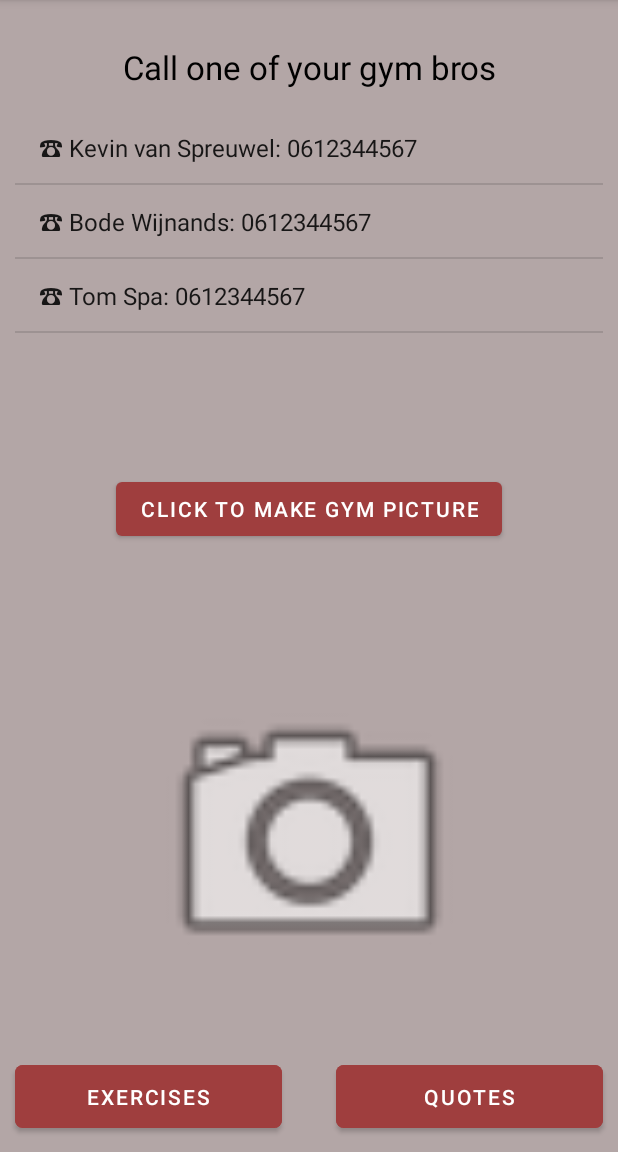
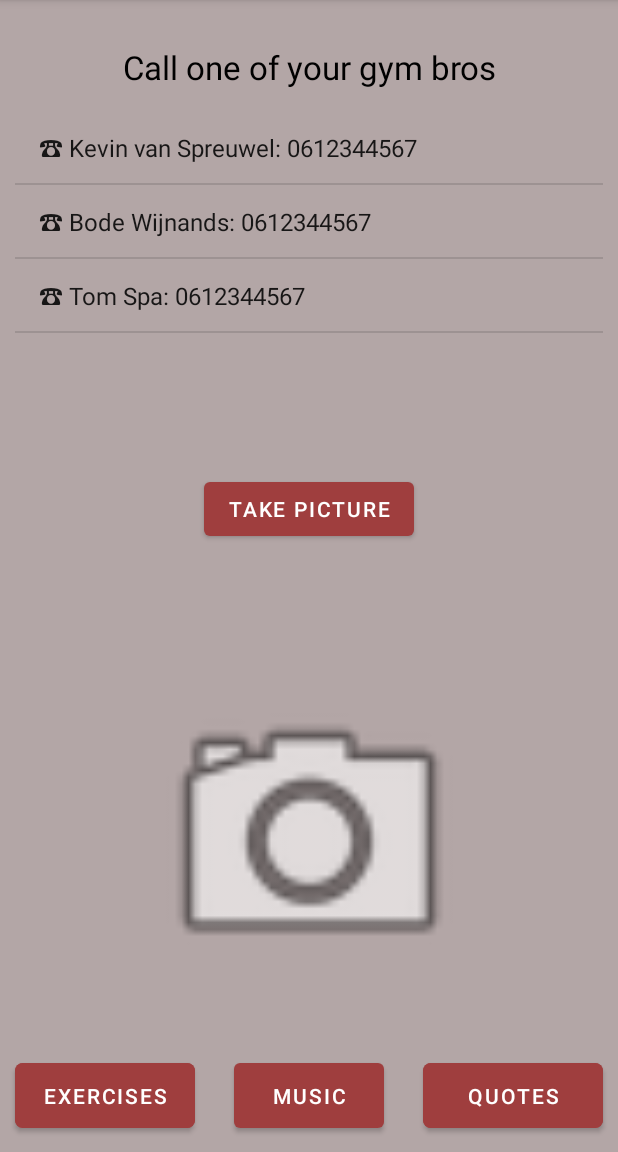
Before and after one commit to tomspa/RackTrack-Android, an Android app: the screen it shows after launch (MainActivity), on a phone screen of 412 x 824 dp, the part 84-1236 px from its top. Run offline under Robolectric (Android 15) with nearby library versions, the phone set to English and light mode, and no system bars.

Commit message:
music player working

```diff
--- a/app/src/main/java/com/example/racktrack/MainActivity.java
+++ b/app/src/main/java/com/example/racktrack/MainActivity.java
@@ -3,12 +3,17 @@ package com.example.racktrack;
 import androidx.activity.result.ActivityResultLauncher;
 import androidx.activity.result.contract.ActivityResultContracts;
 import androidx.appcompat.app.AppCompatActivity;
+import androidx.core.app.ActivityCompat;
 import androidx.core.content.ContextCompat;
 
 import android.Manifest;
+import android.app.NotificationChannel;
+import android.app.NotificationManager;
+import android.content.Context;
 import android.content.Intent;
 import android.content.pm.PackageManager;
 import android.graphics.Bitmap;
+import android.os.Build;
 import android.os.Bundle;
 import android.provider.MediaStore;
 import android.view.Menu;
@@ -19,6 +24,7 @@ import android.widget.ImageView;
 import android.widget.Toast;
 
 import com.example.racktrack.Exercise.ExerciseListActivity;
+import com.example.racktrack.Music.MusicActivity;
 import com.example.racktrack.Quote.QuoteListActivity;
 
 public class MainActivity extends AppCompatActivity {
@@ -43,12 +49,34 @@ public class MainActivity extends AppCompatActivity {
             startActivity(intent);
         });
 
+        Button musicButton = findViewById(R.id.music_button);
+        musicButton.setOnClickListener(view -> {
+            Intent intent = new Intent(this, MusicActivity.class);
+            startActivity(intent);
+        });
+
         Button cameraButton = findViewById(R.id.camera_button);
         gymImageview = findViewById(R.id.gym_picture_imageview);
 
 
         activityResultLauncher = this.getActivityResultLauncher();
         cameraButton.setOnClickListener(view -> requestPermission());
+
+        requestNotificationPermission();
+    }
+
+    private void requestNotificationPermission() {
+        if (Build.VERSION.SDK_INT >= Build.VERSION_CODES.TIRAMISU)
+        {
+            String[] permissions = {Manifest.permission.POST_NOTIFICATIONS};
+            ActivityCompat.requestPermissions(this, permissions, 1);
+        }
+        if (Build.VERSION.SDK_INT >= Build.VERSION_CODES.O) {
+            NotificationChannel notificationChannel =
+                    new NotificationChannel("music_channel", "Name", NotificationManager.IMPORTANCE_DEFAULT);
+            NotificationManager manager = (NotificationManager) getSystemService(Context.NOTIFICATION_SERVICE);
+            manager.createNotificationChannel(notificationChannel);
+        }
     }
 
     @Override
--- a/app/src/main/res/layout-land/activity_main.xml
+++ b/app/src/main/res/layout-land/activity_main.xml
@@ -44,7 +44,8 @@
     <Button
         android:id="@+id/camera_button"
         android:layout_width="wrap_content"
-        android:layout_height="wrap_content"
+        android:layout_height="55dp"
+        android:layout_marginRight="160dp"
         android:layout_marginBottom="10dp"
         android:text="@string/camera_button_text"
         app:layout_constraintBottom_toBottomOf="parent"
@@ -60,4 +61,15 @@
         app:layout_constraintTop_toTopOf="parent"
         app:srcCompat="@android:drawable/ic_menu_camera" />
 
+    <Button
+        android:id="@+id/music_button"
+        android:layout_width="140dp"
+        android:layout_height="55dp"
+        android:layout_marginLeft="160dp"
+        android:layout_marginBottom="10dp"
+        android:text="@string/music"
+        app:layout_constraintBottom_toBottomOf="parent"
+        app:layout_constraintEnd_toEndOf="parent"
+        app:layout_constraintStart_toStartOf="parent" />
+
 </androidx.constraintlayout.widget.ConstraintLayout>
--- a/app/src/main/res/layout/activity_main.xml
+++ b/app/src/main/res/layout/activity_main.xml
@@ -9,8 +9,8 @@
 
     <Button
         android:id="@+id/quotesListButton"
-        android:layout_width="178dp"
-        android:layout_height="54dp"
+        android:layout_width="120dp"
+        android:layout_height="55dp"
         android:layout_marginEnd="10dp"
         android:layout_marginBottom="10dp"
         android:backgroundTint="@color/main"
@@ -31,8 +31,8 @@
 
     <Button
         android:id="@+id/exerciseButton"
-        android:layout_width="178dp"
-        android:layout_height="54dp"
+        android:layout_width="120dp"
+        android:layout_height="55dp"
         android:layout_marginStart="10dp"
         android:layout_marginBottom="10dp"
         android:backgroundTint="@color/main"
@@ -63,4 +63,14 @@
         app:srcCompat="@android:drawable/ic_menu_camera"
         android:contentDescription="@string/gym_picture_content_description" />
 
+    <Button
+        android:id="@+id/music_button"
+        android:layout_width="100dp"
+        android:layout_height="55dp"
+        android:layout_marginBottom="10dp"
+        android:text="@string/music"
+        app:layout_constraintBottom_toBottomOf="parent"
+        app:layout_constraintEnd_toEndOf="parent"
+        app:layout_constraintStart_toStartOf="parent" />
+
 </androidx.constraintlayout.widget.ConstraintLayout>
--- a/app/src/main/res/menu/menu.xml
+++ b/app/src/main/res/menu/menu.xml
@@ -1,8 +1,5 @@
 <?xml version="1.0" encoding="utf-8"?>
 <menu xmlns:android="http://schemas.android.com/apk/res/android">
-    <item
-        android:id="@+id/music_player_button"
-        android:title="@string/music_player_title" />
     <item
         android:title="@string/settings_title"
         android:id="@+id/settings_button" />
--- a/app/src/main/res/values/strings.xml
+++ b/app/src/main/res/values/strings.xml
@@ -37,9 +37,12 @@
     <string name="type_a_quote_prompt">Type a quote to keep you inspired!</string>
     <string name="quotes_text">Quotes</string>
     <string name="exercises_text">Exercises</string>
-    <string name="camera_button_text">Click to make gym picture</string>
+    <string name="camera_button_text">Take picture</string>
     <string name="gym_picture_content_description">gym picture</string>
     <string name="allow_camera_access_string">Change app settings to allow access to the camera</string>
-    <string name="music_player_title">Music player</string>
     <string name="settings_title">Settings</string>
+    <string name="music">Music</string>
+    <string name="start_music_text">Click to start music</string>
+    <string name="pause_button_text">Click to pause music</string>
+    <string name="stop_button_text">Click to stop music</string>
 </resources>
```
Also changed, not shown: app/src/main/AndroidManifest.xml (+8 -0 lines), app/src/main/java/com/example/racktrack/Music/MusicActivity.java (added, +110 -0 lines), app/src/main/java/com/example/racktrack/Music/MusicService.java (+125 -2 lines), app/src/main/res/layout-land/activity_exercise_list.xml (+41 -10 lines), app/src/main/res/layout/activity_music.xml (added, +39 -0 lines).
